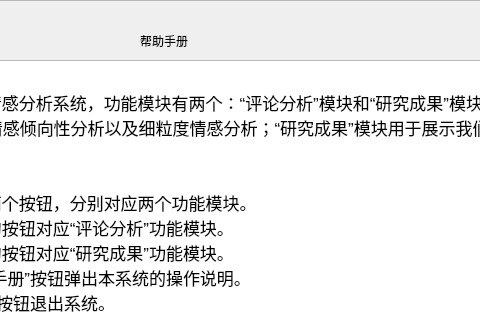
The window that UI/view/dialog_help.ui (Orchardxyz/NCSAS) describes before a commit, drawn with Qt 5; both pictures show x 261 to 741 and y 0 to 320 of the 942 by 592 pixel window.
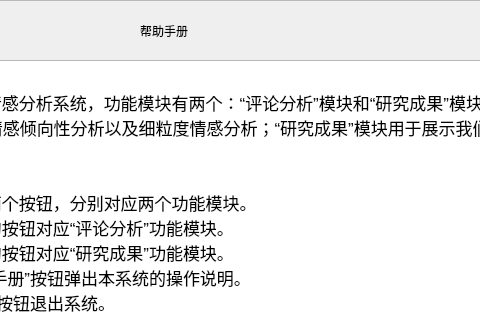
The same window after the commit. Icons and pictures are not drawn.

Commit message: 代码优化

What changed in the file:
```diff
--- a/UI/view/dialog_help.ui
+++ b/UI/view/dialog_help.ui
@@ -38,7 +38,7 @@
     <property name="geometry">
      <rect>
       <x>400</x>
-      <y>10</y>
+      <y>0</y>
       <width>201</width>
       <height>61</height>
      </rect>
```
Left out of the diff: 50 changed lines with no effect on the pictures. The commit also changes 1 other file.
